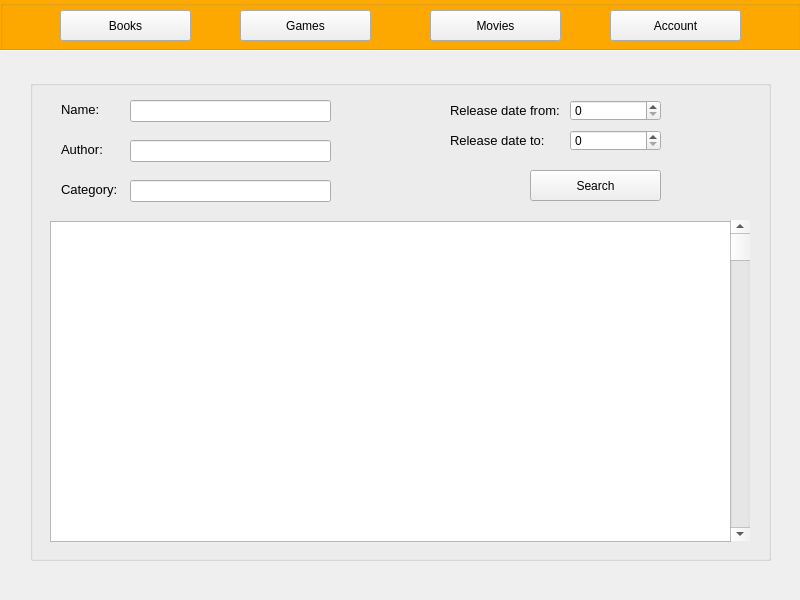
Before: the Qt Designer form application.ui in alekswi/rentomat, drawn with Qt 5.
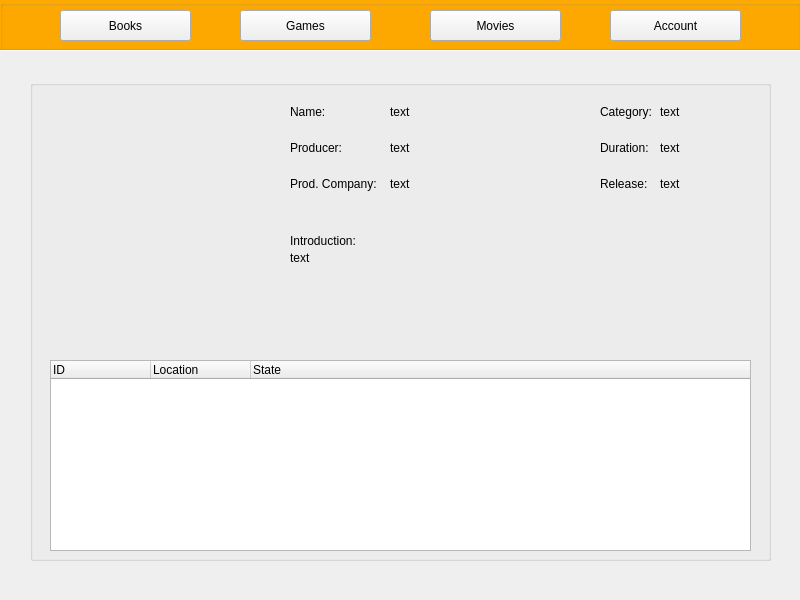
After: the same form once the commit is applied. The open tabs and pages were chosen to show the change.

What changed in the file:
```diff
--- a/application.ui
+++ b/application.ui
@@ -10,6 +10,12 @@
     <height>600</height>
    </rect>
   </property>
+  <property name="sizePolicy">
+   <sizepolicy hsizetype="Preferred" vsizetype="Preferred">
+    <horstretch>0</horstretch>
+    <verstretch>0</verstretch>
+   </sizepolicy>
+  </property>
   <property name="windowTitle">
    <string>Rentomat</string>
   </property>
@@ -674,181 +680,539 @@
      <property name="title">
       <string/>
      </property>
-     <widget class="QListView" name="listView_3">
+     <widget class="QStackedWidget" name="stackedWidgetMovie">
       <property name="geometry">
        <rect>
-        <x>20</x>
-        <y>141</y>
-        <width>681</width>
-        <height>321</height>
+        <x>10</x>
+        <y>10</y>
+        <width>721</width>
+        <height>461</height>
        </rect>
       </property>
-     </widget>
-     <widget class="QPushButton" name="sendMessage_4">
-      <property name="geometry">
-       <rect>
-        <x>500</x>
-        <y>90</y>
-        <width>131</width>
-        <height>31</height>
-       </rect>
+      <property name="currentIndex">
+       <number>1</number>
       </property>
-      <property name="text">
-       <string>Search</string>
-      </property>
-     </widget>
-     <widget class="QLabel" name="label_12">
-      <property name="geometry">
-       <rect>
-        <x>31</x>
-        <y>21</y>
-        <width>38</width>
-        <height>16</height>
-       </rect>
-      </property>
-      <property name="font">
-       <font>
-        <pointsize>10</pointsize>
-       </font>
-      </property>
-      <property name="text">
-       <string>Name:</string>
-      </property>
-     </widget>
-     <widget class="QLineEdit" name="lineEdit_7">
-      <property name="geometry">
-       <rect>
-        <x>100</x>
-        <y>20</y>
-        <width>201</width>
-        <height>22</height>
-       </rect>
-      </property>
-     </widget>
-     <widget class="QSpinBox" name="spinBox_5">
-      <property name="geometry">
-       <rect>
-        <x>540</x>
-        <y>20</y>
-        <width>91</width>
-        <height>21</height>
-       </rect>
-      </property>
-     </widget>
-     <widget class="QScrollBar" name="verticalScrollBar_3">
-      <property name="geometry">
-       <rect>
-        <x>700</x>
-        <y>140</y>
-        <width>20</width>
-        <height>321</height>
-       </rect>
-      </property>
-      <property name="orientation">
-       <enum>Qt::Vertical</enum>
-      </property>
-     </widget>
-     <widget class="QLabel" name="label_13">
-      <property name="geometry">
-       <rect>
-        <x>420</x>
-        <y>20</y>
-        <width>121</width>
-        <height>21</height>
-       </rect>
-      </property>
-      <property name="font">
-       <font>
-        <pointsize>10</pointsize>
-       </font>
-      </property>
-      <property name="text">
-       <string>Release date from:</string>
-      </property>
-     </widget>
-     <widget class="QLabel" name="label_14">
-      <property name="geometry">
-       <rect>
-        <x>420</x>
-        <y>50</y>
-        <width>121</width>
-        <height>21</height>
-       </rect>
-      </property>
-      <property name="font">
-       <font>
-        <pointsize>10</pointsize>
-       </font>
-      </property>
-      <property name="text">
-       <string>Release date to:</string>
-      </property>
-     </widget>
-     <widget class="QSpinBox" name="spinBox_6">
-      <property name="geometry">
-       <rect>
-        <x>540</x>
-        <y>50</y>
-        <width>91</width>
-        <height>21</height>
-       </rect>
-      </property>
-     </widget>
-     <widget class="QLineEdit" name="lineEdit_8">
-      <property name="geometry">
-       <rect>
-        <x>100</x>
-        <y>100</y>
-        <width>201</width>
-        <height>22</height>
-       </rect>
-      </property>
-     </widget>
-     <widget class="QLabel" name="label_15">
-      <property name="geometry">
-       <rect>
-        <x>31</x>
-        <y>101</y>
-        <width>56</width>
-        <height>16</height>
-       </rect>
-      </property>
-      <property name="font">
-       <font>
-        <pointsize>10</pointsize>
-       </font>
-      </property>
-      <property name="text">
-       <string>Category:</string>
-      </property>
-     </widget>
-     <widget class="QLabel" name="label_16">
-      <property name="geometry">
-       <rect>
-        <x>31</x>
-        <y>61</y>
-        <width>43</width>
-        <height>16</height>
-       </rect>
-      </property>
-      <property name="font">
-       <font>
-        <pointsize>10</pointsize>
-       </font>
-      </property>
-      <property name="text">
-       <string>Author:</string>
-      </property>
-     </widget>
-     <widget class="QLineEdit" name="lineEdit_9">
-      <property name="geometry">
-       <rect>
-        <x>100</x>
-        <y>60</y>
-        <width>201</width>
-        <height>22</height>
-       </rect>
-      </property>
+      <widget class="QWidget" name="page_5">
+       <widget class="QTreeWidget" name="moviesTree">
+        <property name="geometry">
+         <rect>
+          <x>20</x>
+          <y>130</y>
+          <width>691</width>
+          <height>321</height>
+         </rect>
+        </property>
+        <property name="itemsExpandable">
+         <bool>true</bool>
+        </property>
+        <property name="sortingEnabled">
+         <bool>false</bool>
+        </property>
+        <column>
+         <property name="text">
+          <string>Name</string>
+         </property>
+        </column>
+        <column>
+         <property name="text">
+          <string>Category</string>
+         </property>
+        </column>
+        <column>
+         <property name="text">
+          <string>Duration</string>
+         </property>
+        </column>
+        <column>
+         <property name="text">
+          <string>Producer</string>
+         </property>
+        </column>
+        <column>
+         <property name="text">
+          <string>Production company</string>
+         </property>
+        </column>
+        <column>
+         <property name="text">
+          <string>Release date</string>
+         </property>
+        </column>
+       </widget>
+       <widget class="QLabel" name="label_11">
+        <property name="geometry">
+         <rect>
+          <x>21</x>
+          <y>11</y>
+          <width>38</width>
+          <height>16</height>
+         </rect>
+        </property>
+        <property name="font">
+         <font>
+          <pointsize>10</pointsize>
+         </font>
+        </property>
+        <property name="text">
+         <string>Name:</string>
+        </property>
+       </widget>
+       <widget class="QLabel" name="label_14">
+        <property name="geometry">
+         <rect>
+          <x>20</x>
+          <y>50</y>
+          <width>56</width>
+          <height>16</height>
+         </rect>
+        </property>
+        <property name="font">
+         <font>
+          <pointsize>10</pointsize>
+         </font>
+        </property>
+        <property name="text">
+         <string>Category:</string>
+        </property>
+       </widget>
+       <widget class="QPushButton" name="searchMovie">
+        <property name="geometry">
+         <rect>
+          <x>310</x>
+          <y>80</y>
+          <width>131</width>
+          <height>31</height>
+         </rect>
+        </property>
+        <property name="text">
+         <string>Search</string>
+        </property>
+       </widget>
+       <widget class="QSpinBox" name="movieReleaseTo">
+        <property name="geometry">
+         <rect>
+          <x>620</x>
+          <y>10</y>
+          <width>91</width>
+          <height>21</height>
+         </rect>
+        </property>
+        <property name="maximum">
+         <number>2021</number>
+        </property>
+       </widget>
+       <widget class="QLabel" name="label_13">
+        <property name="geometry">
+         <rect>
+          <x>350</x>
+          <y>50</y>
+          <width>121</width>
+          <height>21</height>
+         </rect>
+        </property>
+        <property name="font">
+         <font>
+          <pointsize>10</pointsize>
+         </font>
+        </property>
+        <property name="text">
+         <string>Duration from:</string>
+        </property>
+       </widget>
+       <widget class="QLabel" name="label_15">
+        <property name="geometry">
+         <rect>
+          <x>590</x>
+          <y>10</y>
+          <width>16</width>
+          <height>21</height>
+         </rect>
+        </property>
+        <property name="font">
+         <font>
+          <pointsize>10</pointsize>
+         </font>
+        </property>
+        <property name="text">
+         <string>to</string>
+        </property>
+       </widget>
+       <widget class="QLabel" name="label_16">
+        <property name="geometry">
+         <rect>
+          <x>590</x>
+          <y>50</y>
+          <width>16</width>
+          <height>21</height>
+         </rect>
+        </property>
+        <property name="font">
+         <font>
+          <pointsize>10</pointsize>
+         </font>
+        </property>
+        <property name="text">
+         <string>to</string>
+        </property>
+       </widget>
+       <widget class="QSpinBox" name="movieReleaseFrom">
+        <property name="geometry">
+         <rect>
+          <x>480</x>
+          <y>10</y>
+          <width>91</width>
+          <height>21</height>
+         </rect>
+        </property>
+        <property name="maximum">
+         <number>2021</number>
+        </property>
+       </widget>
+       <widget class="QSpinBox" name="movieDurationFrom">
+        <property name="geometry">
+         <rect>
+          <x>480</x>
+          <y>50</y>
+          <width>91</width>
+          <height>21</height>
+         </rect>
+        </property>
+        <property name="maximum">
+         <number>1000</number>
+        </property>
+       </widget>
+       <widget class="QLineEdit" name="movieNameSearch">
+        <property name="geometry">
+         <rect>
+          <x>90</x>
+          <y>10</y>
+          <width>201</width>
+          <height>22</height>
+         </rect>
+        </property>
+       </widget>
+       <widget class="QLabel" name="label_12">
+        <property name="geometry">
+         <rect>
+          <x>350</x>
+          <y>10</y>
+          <width>121</width>
+          <height>21</height>
+         </rect>
+        </property>
+        <property name="font">
+         <font>
+          <pointsize>10</pointsize>
+         </font>
+        </property>
+        <property name="text">
+         <string>Release date from:</string>
+        </property>
+       </widget>
+       <widget class="QSpinBox" name="movieDurationTo">
+        <property name="geometry">
+         <rect>
+          <x>620</x>
+          <y>50</y>
+          <width>91</width>
+          <height>21</height>
+         </rect>
+        </property>
+        <property name="maximum">
+         <number>1000</number>
+        </property>
+       </widget>
+       <widget class="QComboBox" name="movieCategorySearch">
+        <property name="geometry">
+         <rect>
+          <x>90</x>
+          <y>50</y>
+          <width>201</width>
+          <height>22</height>
+         </rect>
+        </property>
+        <item>
+         <property name="text">
+          <string>Fantasy</string>
+         </property>
+        </item>
+        <item>
+         <property name="text">
+          <string>Sci-Fi</string>
+         </property>
+        </item>
+        <item>
+         <property name="text">
+          <string>Drama</string>
+         </property>
+        </item>
+        <item>
+         <property name="text">
+          <string>Documentary</string>
+         </property>
+        </item>
+        <item>
+         <property name="text">
+          <string>Action</string>
+         </property>
+        </item>
+        <item>
+         <property name="text">
+          <string>Historycal</string>
+         </property>
+        </item>
+        <item>
+         <property name="text">
+          <string>Comedy</string>
+         </property>
+        </item>
+        <item>
+         <property name="text">
+          <string>Romance</string>
+         </property>
+        </item>
+       </widget>
+      </widget>
+      <widget class="QWidget" name="page_6">
+       <widget class="QLabel" name="movieImage">
+        <property name="geometry">
+         <rect>
+          <x>10</x>
+          <y>10</y>
+          <width>221</width>
+          <height>251</height>
+         </rect>
+        </property>
+        <property name="text">
+         <string/>
+        </property>
+       </widget>
+       <widget class="QTreeWidget" name="movieStockTree">
+        <property name="geometry">
+         <rect>
+          <x>10</x>
+          <y>270</y>
+          <width>701</width>
+          <height>191</height>
+         </rect>
+        </property>
+        <column>
+         <property name="text">
+          <string>ID</string>
+         </property>
+        </column>
+        <column>
+         <property name="text">
+          <string>Location</string>
+         </property>
+        </column>
+        <column>
+         <property name="text">
+          <string>State</string>
+         </property>
+        </column>
+       </widget>
+       <widget class="QLabel" name="movieProducerLabel">
+        <property name="geometry">
+         <rect>
+          <x>350</x>
+          <y>50</y>
+          <width>171</width>
+          <height>16</height>
+         </rect>
+        </property>
+        <property name="text">
+         <string>text</string>
+        </property>
+       </widget>
+       <widget class="QLabel" name="label_66">
+        <property name="geometry">
+         <rect>
+          <x>560</x>
+          <y>86</y>
+          <width>61</width>
+          <height>16</height>
+         </rect>
+        </property>
+        <property name="text">
+         <string>Release:</string>
+        </property>
+       </widget>
+       <widget class="QLabel" name="label_69">
+        <property name="geometry">
+         <rect>
+          <x>250</x>
+          <y>50</y>
+          <width>61</width>
+          <height>16</height>
+         </rect>
+        </property>
+        <property name="text">
+         <string>Producer:</string>
+        </property>
+       </widget>
+       <widget class="QLabel" name="movieProductionCompanyLabel">
+        <property name="geometry">
+         <rect>
+          <x>350</x>
+          <y>86</y>
+          <width>171</width>
+          <height>16</height>
+         </rect>
+        </property>
+        <property name="text">
+         <string>text</string>
+        </property>
+       </widget>
+       <widget class="QLabel" name="movieReleaseLabel">
+        <property name="geometry">
+         <rect>
+          <x>620</x>
+          <y>86</y>
+          <width>91</width>
+          <height>16</height>
+         </rect>
+        </property>
+        <property name="text">
+         <string>text</string>
+        </property>
+        <property name="alignment">
+         <set>Qt::AlignLeading|Qt::AlignLeft|Qt::AlignVCenter</set>
+        </property>
+       </widget>
+       <widget class="QLabel" name="movieNameLabel">
+        <property name="geometry">
+         <rect>
+          <x>350</x>
+          <y>14</y>
+          <width>171</width>
+          <height>16</height>
+         </rect>
+        </property>
+        <property name="text">
+         <string>text</string>
+        </property>
+       </widget>
+       <widget class="QLabel" name="label_67">
+        <property name="geometry">
+         <rect>
+          <x>560</x>
+          <y>14</y>
+          <width>61</width>
+          <height>16</height>
+         </rect>
+        </property>
+        <property name="text">
+         <string>Category:</string>
+        </property>
+       </widget>
+       <widget class="QLabel" name="label_65">
+        <property name="geometry">
+         <rect>
+          <x>250</x>
+          <y>86</y>
+          <width>111</width>
+          <height>16</height>
+         </rect>
+        </property>
+        <property name="text">
+         <string>Prod. Company:</string>
+        </property>
+       </widget>
+       <widget class="QLabel" name="label_68">
+        <property name="geometry">
+         <rect>
+          <x>250</x>
+          <y>14</y>
+          <width>61</width>
+          <height>16</height>
+         </rect>
+        </property>
+        <property name="text">
+         <string>Name:</string>
+        </property>
+       </widget>
+       <widget class="QLabel" name="movieCategoryLabel">
+        <property name="geometry">
+         <rect>
+          <x>620</x>
+          <y>14</y>
+          <width>91</width>
+          <height>16</height>
+         </rect>
+        </property>
+        <property name="text">
+         <string>text</string>
+        </property>
+       </widget>
+       <widget class="QLabel" name="movieIntroductionLabel">
+        <property name="geometry">
+         <rect>
+          <x>250</x>
+          <y>161</y>
+          <width>449</width>
+          <height>91</height>
+         </rect>
+        </property>
+        <property name="sizePolicy">
+         <sizepolicy hsizetype="Preferred" vsizetype="Minimum">
+          <horstretch>0</horstretch>
+          <verstretch>0</verstretch>
+         </sizepolicy>
+        </property>
+        <property name="text">
+         <string>text</string>
+        </property>
+        <property name="alignment">
+         <set>Qt::AlignLeading|Qt::AlignLeft|Qt::AlignTop</set>
+        </property>
+        <property name="wordWrap">
+         <bool>true</bool>
+        </property>
+       </widget>
+       <widget class="QLabel" name="label_70">
+        <property name="geometry">
+         <rect>
+          <x>250</x>
+          <y>140</y>
+          <width>449</width>
+          <height>21</height>
+         </rect>
+        </property>
+        <property name="text">
+         <string>Introduction:</string>
+        </property>
+       </widget>
+       <widget class="QLabel" name="label_71">
+        <property name="geometry">
+         <rect>
+          <x>560</x>
+          <y>50</y>
+          <width>61</width>
+          <height>16</height>
+         </rect>
+        </property>
+        <property name="text">
+         <string>Duration:</string>
+        </property>
+       </widget>
+       <widget class="QLabel" name="movieDurationLabel">
+        <property name="geometry">
+         <rect>
+          <x>620</x>
+          <y>50</y>
+          <width>91</width>
+          <height>16</height>
+         </rect>
+        </property>
+        <property name="text">
+         <string>text</string>
+        </property>
+        <property name="alignment">
+         <set>Qt::AlignLeading|Qt::AlignLeft|Qt::AlignVCenter</set>
+        </property>
+       </widget>
+      </widget>
      </widget>
     </widget>
    </widget>
```
Left out of the diff: 1650 changed lines with no effect on the pictures.
